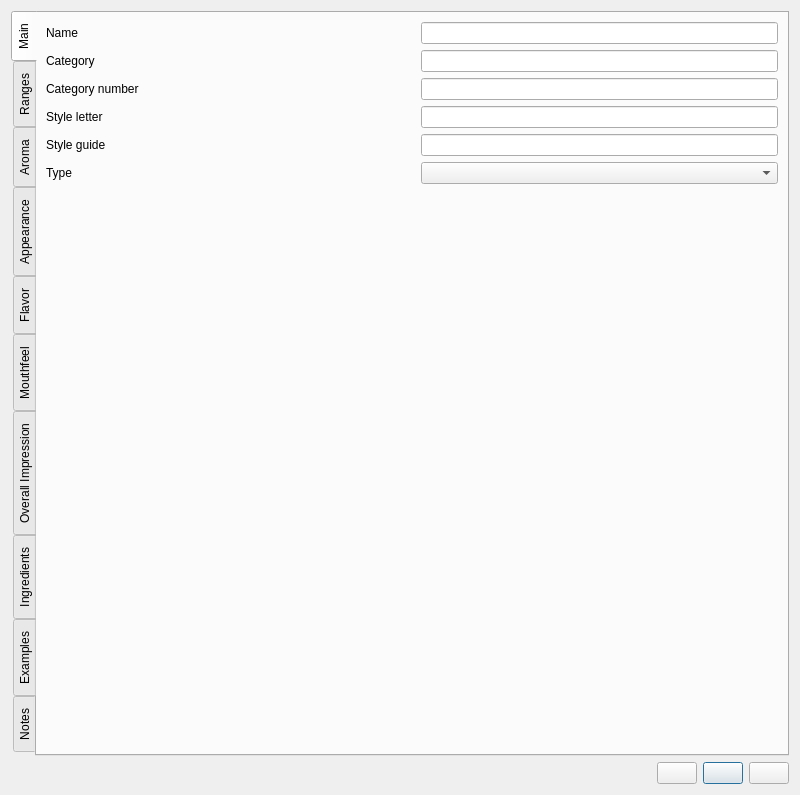
Above: ui/styleEditor.ui from Brewken/brewken before the change. Below: the same form after it.
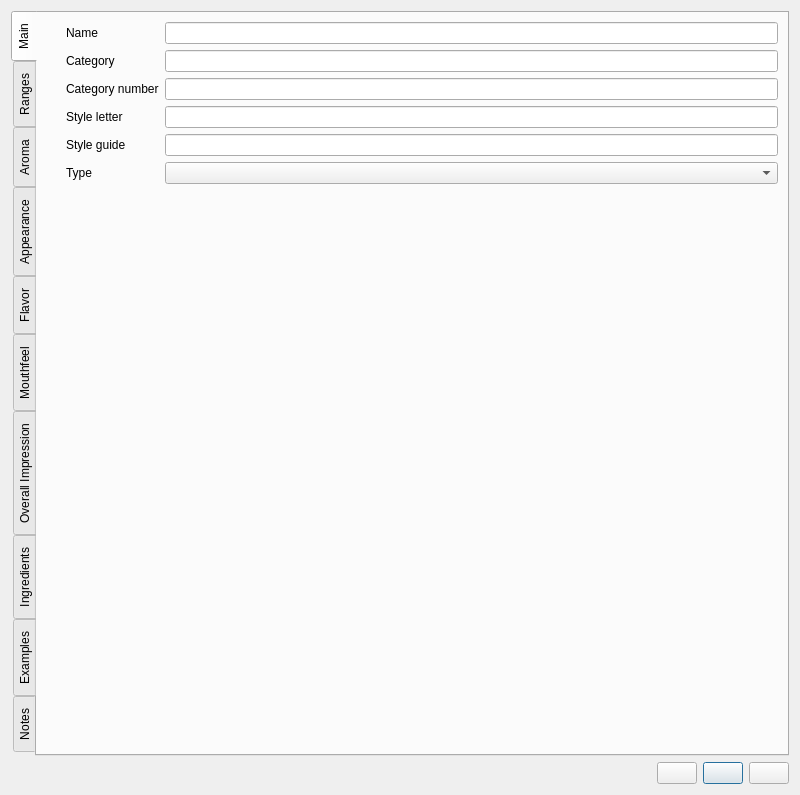
That is the form after the change. Icons and pictures are not drawn. Custom widgets are drawn as their Qt base class.

Patch:
```diff
--- a/ui/styleEditor.ui
+++ b/ui/styleEditor.ui
@@ -36,7 +36,7 @@
        <string>Main</string>
       </attribute>
       <layout class="QGridLayout" name="gridLayout">
-       <item row="0" column="0">
+       <item row="0" column="1">
         <widget class="QLabel" name="label_name">
          <property name="toolTip">
           <string>Required</string>
@@ -49,14 +49,20 @@
          </property>
         </widget>
        </item>
-       <item row="0" column="3">
+       <item row="0" column="2">
         <widget class="SmartLineEdit" name="lineEdit_name">
+         <property name="sizePolicy">
+          <sizepolicy hsizetype="Expanding" vsizetype="Fixed">
+           <horstretch>10</horstretch>
+           <verstretch>0</verstretch>
+          </sizepolicy>
+         </property>
          <property name="toolTip">
           <string>Name</string>
          </property>
         </widget>
        </item>
-       <item row="2" column="0">
+       <item row="2" column="1">
         <widget class="QLabel" name="label_category">
          <property name="toolTip">
           <string>Required</string>
@@ -69,21 +75,15 @@
          </property>
         </widget>
        </item>
-       <item row="2" column="3">
+       <item row="2" column="2">
         <widget class="SmartLineEdit" name="lineEdit_category">
          <property name="toolTip">
           <string>Category</string>
          </property>
         </widget>
        </item>
-       <item row="4" column="0" colspan="3">
+       <item row="4" column="1">
         <widget class="QLabel" name="label_categoryNumber">
-         <property name="sizePolicy">
-          <sizepolicy hsizetype="Expanding" vsizetype="Preferred">
-           <horstretch>0</horstretch>
-           <verstretch>0</verstretch>
-          </sizepolicy>
-         </property>
          <property name="toolTip">
           <string>Required</string>
          </property>
@@ -95,21 +95,15 @@
          </property>
         </widget>
        </item>
-       <item row="4" column="3">
+       <item row="4" column="2">
         <widget class="SmartLineEdit" name="lineEdit_categoryNumber">
          <property name="toolTip">
           <string>Category number</string>
          </property>
         </widget>
        </item>
-       <item row="5" column="0" colspan="2">
+       <item row="5" column="1">
         <widget class="QLabel" name="label_styleLetter">
-         <property name="sizePolicy">
-          <sizepolicy hsizetype="Expanding" vsizetype="Preferred">
-           <horstretch>0</horstretch>
-           <verstretch>0</verstretch>
-          </sizepolicy>
-         </property>
          <property name="toolTip">
           <string>Required</string>
          </property>
@@ -121,21 +115,15 @@
          </property>
         </widget>
        </item>
-       <item row="5" column="3">
+       <item row="5" column="2">
         <widget class="SmartLineEdit" name="lineEdit_styleLetter">
          <property name="toolTip">
           <string>Style letter</string>
          </property>
         </widget>
        </item>
-       <item row="6" column="0" colspan="2">
+       <item row="6" column="1">
         <widget class="QLabel" name="label_styleGuide">
-         <property name="sizePolicy">
-          <sizepolicy hsizetype="Expanding" vsizetype="Preferred">
-           <horstretch>0</horstretch>
-           <verstretch>0</verstretch>
-          </sizepolicy>
-         </property>
          <property name="toolTip">
           <string>Required</string>
          </property>
@@ -147,21 +135,15 @@
          </property>
         </widget>
        </item>
-       <item row="6" column="3">
+       <item row="6" column="2">
         <widget class="SmartLineEdit" name="lineEdit_styleGuide">
          <property name="toolTip">
           <string>Style guide</string>
          </property>
         </widget>
        </item>
-       <item row="7" column="0">
+       <item row="7" column="1">
         <widget class="QLabel" name="label_type">
-         <property name="sizePolicy">
-          <sizepolicy hsizetype="Expanding" vsizetype="Preferred">
-           <horstretch>0</horstretch>
-           <verstretch>0</verstretch>
-          </sizepolicy>
-         </property>
          <property name="toolTip">
           <string>Required</string>
          </property>
@@ -170,7 +152,7 @@
          </property>
         </widget>
        </item>
-       <item row="7" column="3">
+       <item row="7" column="2">
         <widget class="BtComboBox" name="comboBox_type">
          <property name="toolTip">
           <string>Type of beverage</string>
```
Left out of the diff: 14 changed lines with no effect on the pictures.
